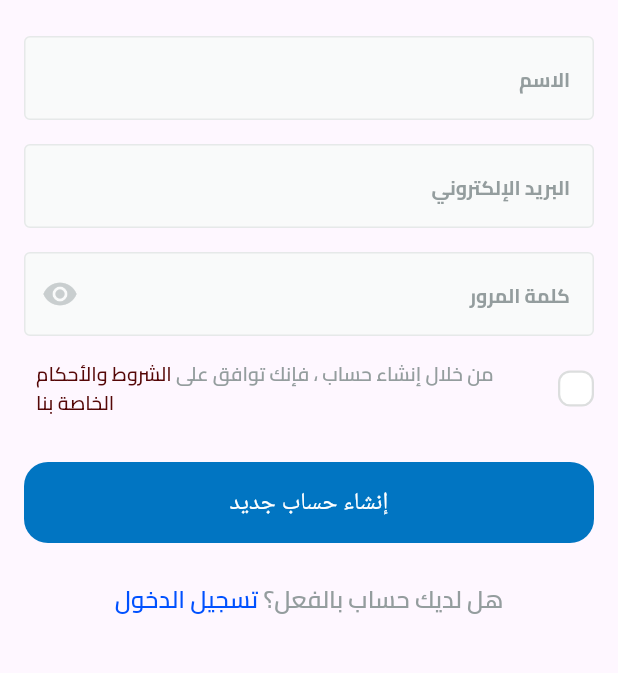
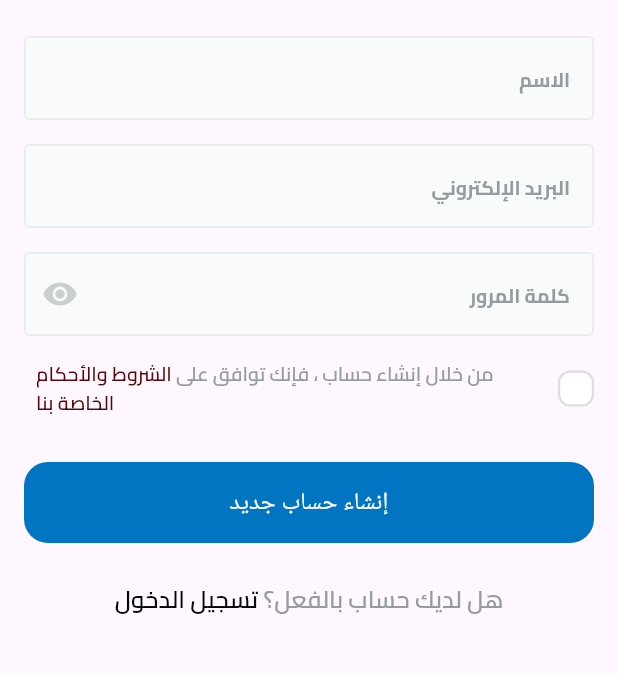
Before and after one commit to youssef336/CiC_final_project, a Flutter app: the SignUpView screen opened by its route, on a phone screen of 412 x 824 dp, the part 84-757 px from its top. Run offline on Flutter 3.47's test engine with Material 3 defaults, Android fonts, the phone set to English and light mode, and no system bars; drawn by our look-alikes of modal_progress_hud_nsn; our stand-ins replace bloc, cloud_firestore, dartz, dots_indicator, equatable, firebase_auth and 7 more; missing offline and left inert: flutter_facebook_auth, flutter_paypal_payment; accounts and stored records are empty.

Commit message:
change color

```diff
--- a/lib/constant.dart
+++ b/lib/constant.dart
@@ -3,7 +3,7 @@ import 'package:flutter/widgets.dart';
 const KhorzontalPadding = 16.0;
 const KTopPadding = 16.0;
 
-const KprimaryColor = Color.fromARGB(255, 0, 81, 255);
+const KprimaryColor = Color.fromARGB(255, 2, 5, 11);
 const KprimaryColorLight = Color.fromARGB(255, 85, 7, 7);
 const KprimaryColorDark = Color.fromARGB(255, 5, 28, 79);
 const KsecondaryColor = Color.fromARGB(255, 129, 54, 54);
```
